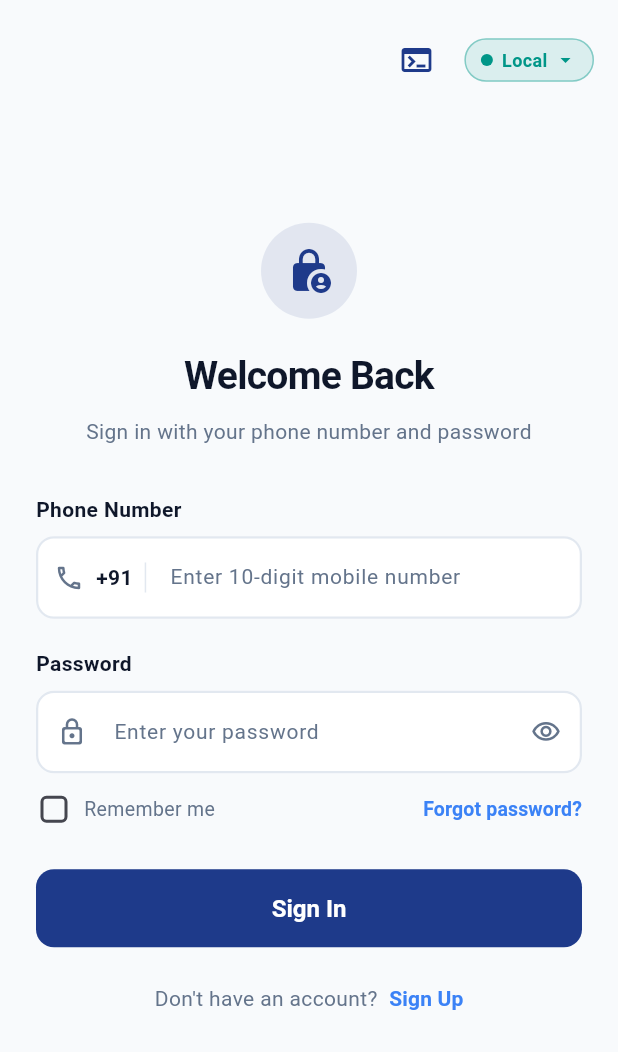
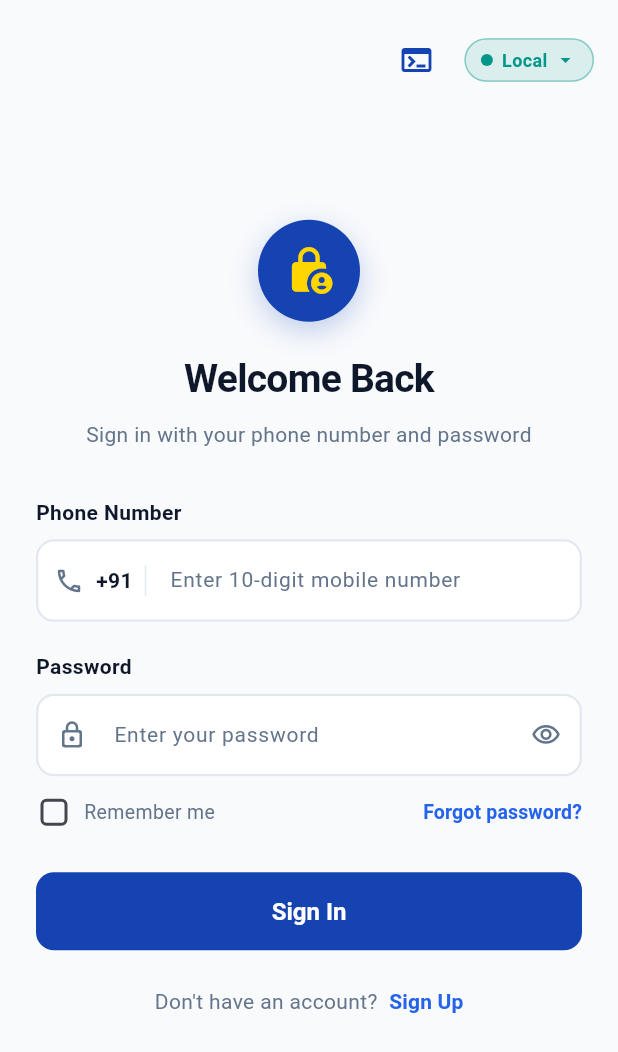
Before and after one commit to cmvd94/mlf-frontend, a Flutter app: the screen it shows after launch, on a phone screen of 412 x 824 dp. Shown: the top 1052 px of the screen. Run offline on Flutter 3.47's test engine with Material 3 defaults, Android fonts, the phone set to English and light mode, and no system bars; our stand-ins replace shared_preferences; accounts and stored records are empty.

Commit message:
style(theme): apply image-referenced royal blue and canary yellow palette across UI

```diff
--- a/lib/core/constants/app_colors.dart
+++ b/lib/core/constants/app_colors.dart
@@ -1,14 +1,31 @@
 import 'package:flutter/material.dart';
 
 class AppColors {
-  static const Color primary = Color(0xFF1E3A8A); // Deep Indigo
-  static const Color primaryLight = Color(0xFF3B82F6); // Vibrant Blue
-  static const Color accent = Color(0xFF0D9488); // Teal
+  // Brand Blue extracted from reference: Bold Royal / Cobalt Blue
+  static const Color primary = Color(0xFF1544B2); // Vivid Royal Blue
+  static const Color primaryDark = Color(0xFF0C255E); // Deep Navy Blue for sidebar & dark surfaces
+  static const Color primaryLight = Color(0xFF2563EB); // Vibrant Accent Blue
+  static const Color primaryContainer = Color(0xFFEDF2FE); // Soft Blue background tint
+
+  // Brand Yellow extracted from reference: Vibrant Canary / Golden Yellow
+  static const Color yellow = Color(0xFFFFD600); // Vivid Canary Yellow
+  static const Color yellowDark = Color(0xFFD49B00); // Deep Amber Gold for text/borders
+  static const Color yellowLight = Color(0xFFFFF9C4); // Light Yellow tint
+  static const Color yellowContainer = Color(0xFFFEF9C3); // Soft Yellow container
+
+  // Accent & Secondary mapped to Brand Yellow
+  static const Color accent = Color(0xFFFFD600); // Canary Yellow Accent
+  static const Color secondary = Color(0xFFFFD600); // Secondary Brand Color
+
+  // Neutrals & Surfaces
   static const Color background = Color(0xFFF8FAFC); // Slate 50
   static const Color surface = Colors.white;
   static const Color textPrimary = Color(0xFF0F172A); // Slate 900
   static const Color textSecondary = Color(0xFF64748B); // Slate 500
   static const Color border = Color(0xFFE2E8F0); // Slate 200
+
+  // Semantic Status Colors
   static const Color error = Color(0xFFEF4444); // Red 500
   static const Color success = Color(0xFF10B981); // Green 500
+  static const Color warning = Color(0xFFF59E0B); // Amber 500
 }
--- a/lib/core/theme/app_theme.dart
+++ b/lib/core/theme/app_theme.dart
@@ -9,7 +9,7 @@ class AppTheme {
       colorScheme: ColorScheme.fromSeed(
         seedColor: AppColors.primary,
         primary: AppColors.primary,
-        secondary: AppColors.accent,
+        secondary: AppColors.yellow,
         background: AppColors.background,
         surface: AppColors.surface,
         error: AppColors.error,
@@ -28,7 +28,7 @@ class AppTheme {
         ),
         focusedBorder: OutlineInputBorder(
           borderRadius: BorderRadius.circular(12),
-          borderSide: const BorderSide(color: AppColors.primaryLight, width: 2),
+          borderSide: const BorderSide(color: AppColors.primary, width: 2),
         ),
         errorBorder: OutlineInputBorder(
           borderRadius: BorderRadius.circular(12),
--- a/lib/features/auth/presentation/pages/login_page.dart
+++ b/lib/features/auth/presentation/pages/login_page.dart
@@ -145,16 +145,23 @@ class _LoginPageState extends State<LoginPage> {
               // Logo / Brand Icon
               Center(
                 child: Container(
-                  height: 64,
-                  width: 64,
+                  height: 68,
+                  width: 68,
                   decoration: BoxDecoration(
-                    color: AppColors.primary.withOpacity(0.1),
+                    color: AppColors.primary,
                     shape: BoxShape.circle,
+                    boxShadow: [
+                      BoxShadow(
+                        color: AppColors.primary.withOpacity(0.25),
+                        blurRadius: 16,
+                        offset: const Offset(0, 6),
+                      ),
+                    ],
                   ),
                   child: const Icon(
                     Icons.lock_person_rounded,
-                    size: 32,
-                    color: AppColors.primary,
+                    size: 34,
+                    color: AppColors.yellow,
                   ),
                 ),
               ),
```
Also changed, not shown: lib/features/admin/presentation/pages/main_layout_page.dart (+21 -19 lines).
